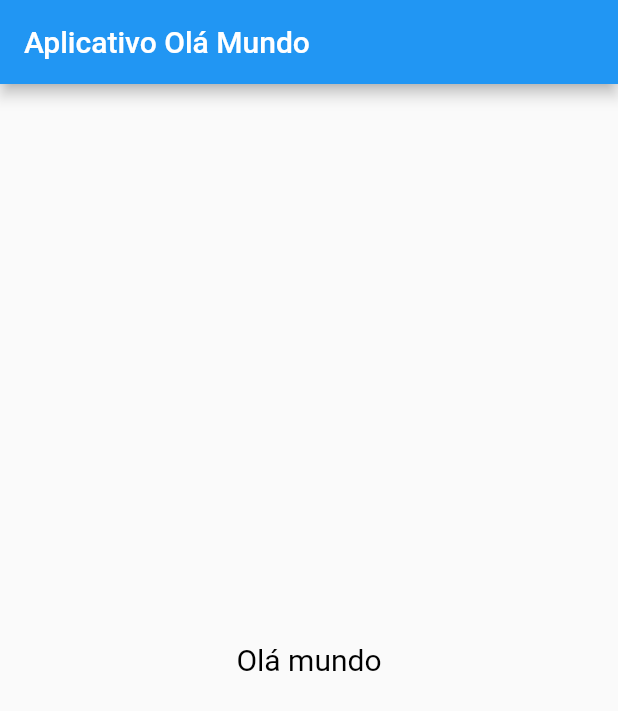
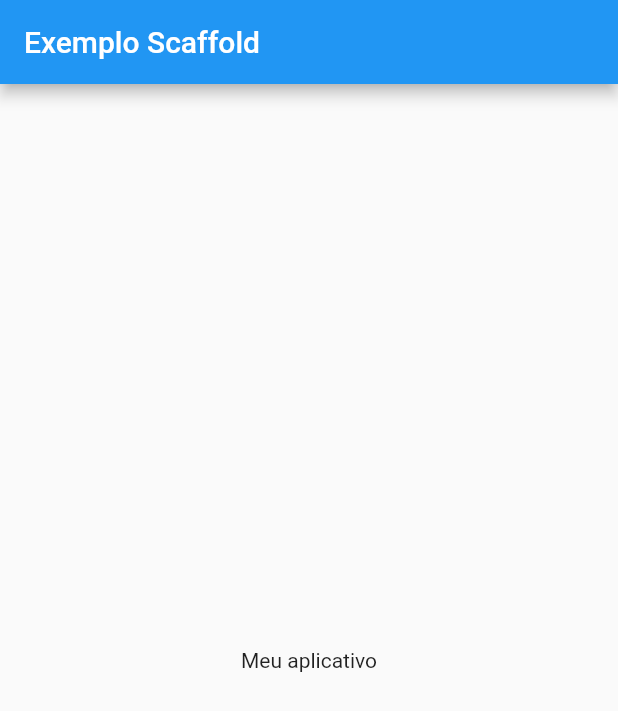
Before and after one commit to thiago-dsd/Flutter, a Flutter app: the screen it shows after launch, on a phone screen of 412 x 824 dp. Shown: the top 711 px of the screen. Run offline on Flutter 3.47's test engine with Material 2 defaults, Android fonts, the phone set to English and light mode, and no system bars.

Commit message:
Add a Scaffold with AppBar

```diff
--- a/lib/main.dart
+++ b/lib/main.dart
@@ -1,23 +1,23 @@
 import 'package:flutter/material.dart';
 
-/*
-  Scaffold - significa andaime em inglês
-*/
 void main() {
-  runApp(
-    MaterialApp(
-      home: Scaffold(
-        appBar: AppBar(
-          title: Text("Aplicativo Olá Mundo"),
-        ),
-        body:Center(
-          child: Text(
-              "Olá mundo",
-              style: TextStyle(fontSize: 20,color: Colors.black,
-              )
-          ),
-        ),
-      ),
-    ),
-  );
+  runApp(MyApp());
 }
+
+class MyApp extends StatefulWidget {
+  const MyApp({super.key});
+
+  @override
+  State<MyApp> createState() => _MyAppState();
+}
+
+class _MyAppState extends State<MyApp> {
+  @override
+  Widget build(BuildContext context) {
+    return MaterialApp(
+        home: Scaffold(
+      appBar: AppBar(title: Text("Exemplo Scaffold")),
+      body: Center(child: Text("Meu aplicativo")),
+    ));
+  }
+}
```
